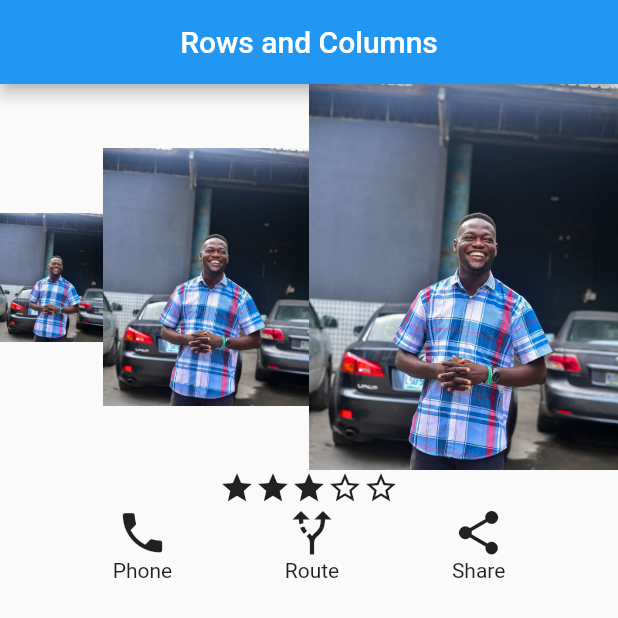
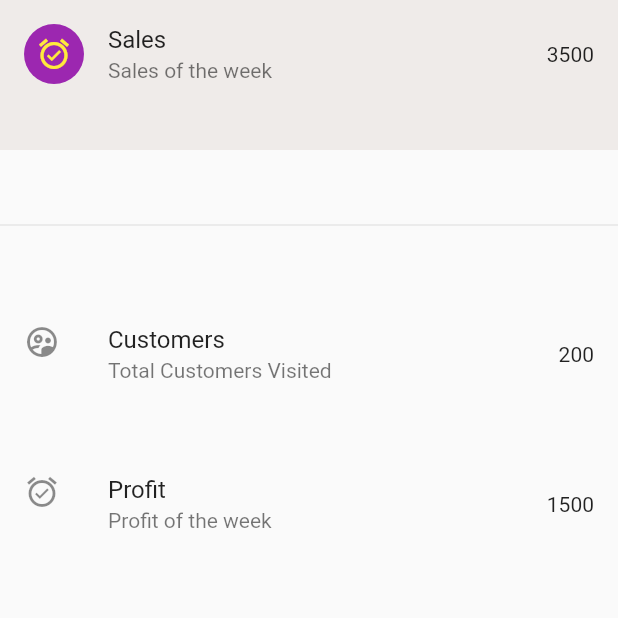
Before and after one commit to iyaselerehoboth/Coding-with-Tea-Flutter-Crash-Course, a Flutter app: the screen it shows after launch, on a phone screen of 412 x 824 dp, the top half of it. Run offline on Flutter 3.47's test engine with Material 2 defaults, Android fonts, the phone set to English and light mode, and no system bars; our stand-ins replace font_awesome_flutter.

Commit message:
Section 2.9A: ListView with static elements

```diff
--- a/lib/screens/Home.dart
+++ b/lib/screens/Home.dart
@@ -6,62 +6,36 @@ class Home extends StatelessWidget {
   @override
   Widget build(BuildContext context) {
     return Scaffold(
-      appBar: AppBar(title: const Text("Rows and Columns"), centerTitle: true),
-      body: Container(
-        child: Column(
-          children: [
-            Row(
-              children: const [
-                Expanded(child: Image(image: AssetImage("images/KAY-2733.JPG"), width: 120,)),
-                Expanded(flex: 2, child: Image(image: AssetImage("images/KAY-2733.JPG"), width: 120,)),
-                Expanded(flex: 3, child: Image(image: AssetImage("images/KAY-2733.JPG"), width: 120,)),
-              ],
-            ),
-            Row(
-              mainAxisAlignment: MainAxisAlignment.center,
-              children: const [
-                Icon(Icons.star),
-                Icon(Icons.star),
-                Icon(Icons.star),
-                Icon(Icons.star_border),
-                Icon(Icons.star_border),
-              ],
-            ),
-            Row(
-              mainAxisAlignment: MainAxisAlignment.spaceEvenly,
-              children: [
-                Column(
-                  children: const [
-                    Icon(
-                      Icons.phone,
-                      size: 35.0,
-                    ),
-                    Text("Phone")
-                  ],
-                ),
-                Column(
-                  children: const [
-                    Icon(
-                      Icons.alt_route,
-                      size: 35.0,
-                    ),
-                    Text("Route"),
-                  ],
-                ),
-                Column(
-                  children: const [
-                    Icon(
-                      Icons.share,
-                      size: 35.0,
-                    ),
-                    Text("Share"),
-                  ],
-                ),
-              ],
-            ),
-          ],
+        body: ListView(
+      itemExtent: 100.0,
+      reverse: false,
+      children: [
+        ListTile(
+          leading: const CircleAvatar(
+            backgroundColor: Colors.purple,
+            foregroundColor: Colors.yellow,
+            child: Icon(Icons.alarm_on_sharp),
+          ),
+          title: const Text("Sales"),
+          subtitle: const Text("Sales of the week"),
+          trailing: const Text("3500"),
+          onTap: () {},
+          tileColor: Colors.brown.shade50,
         ),
-      ),
-    );
+        const Divider(),
+        const ListTile(
+          leading: Icon(Icons.supervised_user_circle_outlined),
+          title: Text("Customers"),
+          subtitle: Text("Total Customers Visited"),
+          trailing: Text("200"),
+        ),
+        const ListTile(
+          leading: Icon(Icons.alarm_on_sharp),
+          title: Text("Profit"),
+          subtitle: Text("Profit of the week"),
+          trailing: Text("1500"),
+        ),
+      ],
+    ));
   }
 }
```
